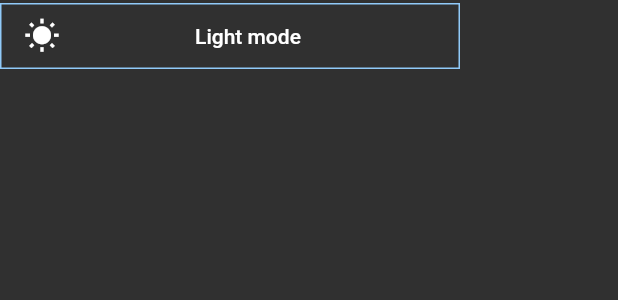
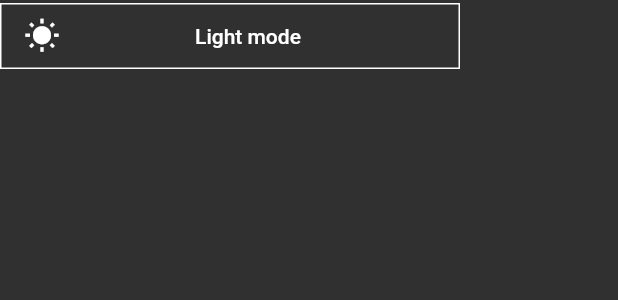
Before and after one commit to Clique-Paris/arithmic, a Flutter app: the ChangeThemeButton widget shown alone on an empty page, opened directly, after a tap on an icon or button, on a phone screen of 412 x 824 dp. Shown: the top 300 px of the screen. Run offline on Flutter 3.47's test engine with Material 2 defaults, Android fonts, the phone set to English and light mode, and no system bars; our stand-ins replace google_fonts; Roboto replaces fonts that are missing (RobotoMono); statements that could not run were skipped.

Commit message:
ChangeThemeButton definition updated: border colors changed with the themes scaffold background color

```diff
--- a/lib/src/molecules/change_theme_button.dart
+++ b/lib/src/molecules/change_theme_button.dart
@@ -1,6 +1,5 @@
 import 'package:arithmic/src/atoms/colorful_flat_button.dart';
 import 'package:arithmic/src/services/theme_service.dart';
-import 'package:arithmic/src/structs/theme_type.dart';
 import 'package:flutter/material.dart';
 import 'package:provider/provider.dart';
 
@@ -30,8 +29,8 @@ class _ChangeThemeButtonState extends State<ChangeThemeButton> {
       ),
       onPressed: () => _themeService.changeMode(),
       color: _themeService.isDarkMode
-          ? _themeService.lightTheme.backgroundColor
-          : _themeService.darkTheme.backgroundColor,
+          ? _themeService.lightTheme.scaffoldBackgroundColor
+          : _themeService.darkTheme.scaffoldBackgroundColor,
     );
   }
 }
```
